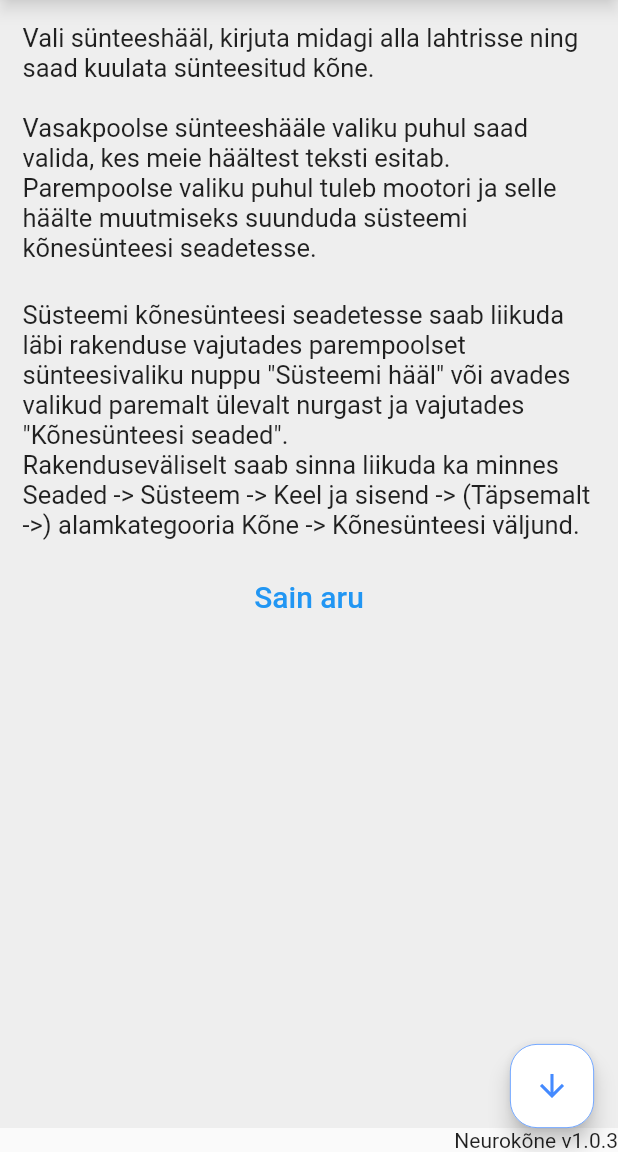
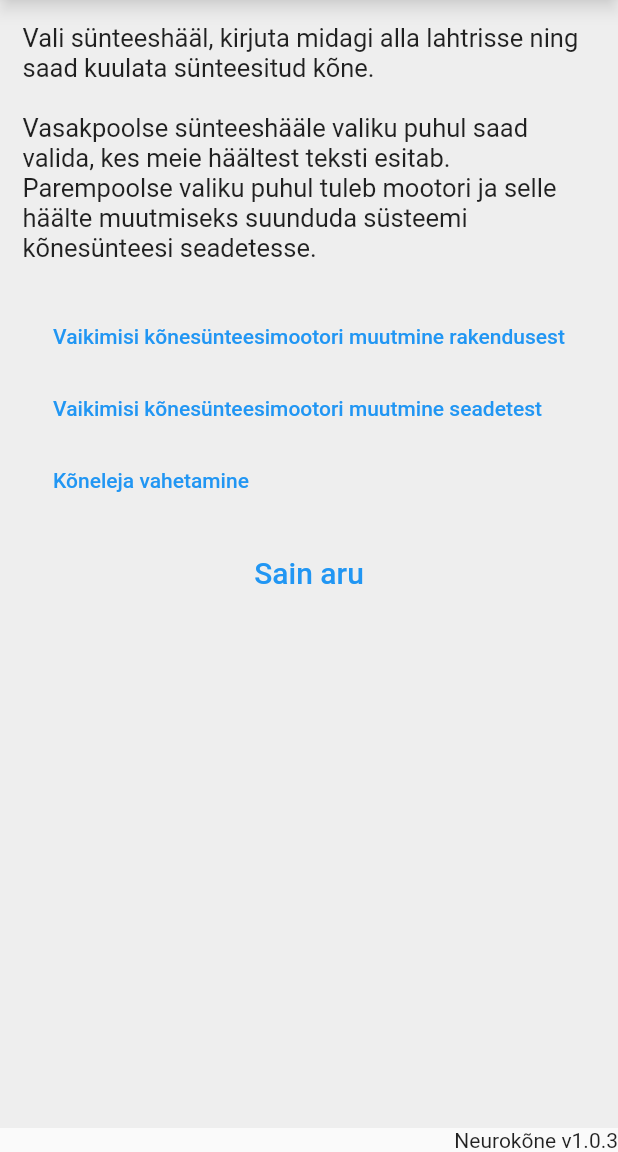
Before and after one commit to TartuNLP/neurokone_app, a Flutter app: the InstructionsPage screen opened by its route, on a phone screen of 412 x 824 dp, the part 84-1236 px from its top. Run offline on Flutter 3.47's test engine with Material 2 defaults, Android fonts, the phone set to English and light mode, and no system bars; our stand-ins replace audioplayers, flutter_svg, flutter_tts, fluttertoast, logger; missing offline and left inert: android_intent_plus, is_first_run, tflite_flutter, unorm_dart.

Commit message:
added android visual tutorials

```diff
--- a/lib/ui/instructions_page.dart
+++ b/lib/ui/instructions_page.dart
@@ -16,8 +16,9 @@ class InstructionsPage extends StatefulWidget {
 
 class _InstructionsPageState extends State<InstructionsPage> {
   final ScrollController _scrollController = ScrollController();
-  bool _showFab = true;
+  bool _showFab = false;
   Duration _animationDuration = Duration(milliseconds: 200);
+  AssetImage? _tutorialImage;
 
   @override
   Widget build(BuildContext context) {
@@ -54,13 +55,13 @@ class _InstructionsPageState extends State<InstructionsPage> {
 
   @override
   void initState() {
-    super.initState();
     _scrollController.addListener(() {
       setState(() {
         _showFab = !(_scrollController.position.maxScrollExtent ==
             _scrollController.position.pixels);
       });
     });
+    super.initState();
   }
 
   _introductionText() {
@@ -78,10 +79,48 @@ class _InstructionsPageState extends State<InstructionsPage> {
   }
 
   _androidInstructions() {
-    return Text(
-      Variables.langs[widget.lang]!['instructionTextAndroid']!,
-      style: TextStyle(fontSize: 17),
+    return Column(
+      crossAxisAlignment: CrossAxisAlignment.start,
+      children: [
+        _alertButton('enableEngineApp'),
+        _alertButton('enableEngineSettings'),
+        _alertButton('configureEngine')
+      ],
     );
+  }
+
+  _alertButton(String key) {
+    String gifPath = Variables.langs[widget.lang]![key]!;
+    String text = Variables.langs[widget.lang]![key + 'Text']!;
+    return TextButton(
+        onPressed: () {
+          Widget okButton = TextButton(
+              child: Text("OK"),
+              onPressed: () {
+                Navigator.of(context).pop();
+                _tutorialImage!.evict();
+              });
+          _tutorialImage = AssetImage(
+            gifPath,
+            //width: MediaQuery.of(context).size.width / 2,
+          );
+          AlertDialog popup = AlertDialog(
+            elevation: 24,
+            backgroundColor: Colors.transparent,
+            contentPadding: EdgeInsets.all(0),
+            content: Container(
+              child: Image(
+                image: _tutorialImage!,
+                width: MediaQuery.of(context).size.width / 2,
+              ),
+            ),
+            actionsPadding: EdgeInsets.all(0),
+            actions: [okButton],
+          );
+          showDialog(context: context, builder: (_) => popup)
+              .then((value) => _tutorialImage!.evict());
+        },
+        child: Text(text));
   }
 
   _proceedButton() {
--- a/lib/variables.dart
+++ b/lib/variables.dart
@@ -23,6 +23,13 @@ const Map<String, Map<String, String>> langs = {
         'Süsteemi kõnesünteesi seadetesse saab liikuda läbi rakenduse vajutades parempoolset sünteesivaliku nuppu "Süsteemi hääl" või avades valikud paremalt ülevalt nurgast ja vajutades "Kõnesünteesi seaded".\nRakenduseväliselt saab sinna liikuda ka minnes Seaded -> Süsteem -> Keel ja sisend -> (Täpsemalt ->) alamkategooria Kõne -> Kõnesünteesi väljund.',
     'instructionTextiOS':
         'Meie hääli saab süsteemi lisada vajutades parempoolset sünteesivaliku nuppu "Süsteemi hääl" ning seal vajutades tahetud häältele. Süsteemi vaikimisi kõnesünteesi häält saab muuta liikudes seadetesse:\nSettings -> Accessibility -> Spoken content -> Voices -> Language (-> Language variant) (-> Engine)\nning valides soovitud kõneleja.',
+    'enableEngineAppText': 'Vaikimisi kõnesünteesimootori muutmine rakendusest',
+    'enableEngineApp': 'assets/tutorials/muuda_mootor_rakendusest.gif',
+    'enableEngineSettingsText':
+        'Vaikimisi kõnesünteesimootori muutmine seadetest',
+    'enableEngineSettings': 'assets/tutorials/muuda_mootor.gif',
+    'configureEngineText': 'Kõneleja vahetamine',
+    'configureEngine': 'assets/tutorials/muuda_hääl.gif',
     'understood': 'Sain aru',
     'choose': 'Süsteemi hääl',
     'copy': 'Tekst kopeeritud!',
@@ -43,11 +50,19 @@ const Map<String, Map<String, String>> langs = {
     'back': 'Back',
     'instructions': 'Instructions',
     'introductionText':
-        'Choose a speech synthesis engine, write something into the textfield below and you can listen to synthesized speech.\n\nChoosing the left text-to-speech option, you can change the speaking voice from the dropdown that opens by tapping on the current voice. Choosing the right option, in order to change the default engine and its options, you will need to head to the system\'s text-to-speech settings.',
+        'Choose a synthesis engine, write something into the textfield below and you can listen to synthesized speech.\n\nChoosing the left text-to-speech option, you can change the speaking voice from its dropdown. Choosing the right option, in order to change the default engine and its options, you will need to head to the system\'s text-to-speech settings.',
     'instructionTextAndroid':
         'The system\'s text-to-speech settings can be opened through this app by tapping on the right synthesizer option button "System voice" or by opening the menu on the upper-right corner and tapping "Text-to-speech settings".\nTo access text-to-speech settings externally, go to Settings -> System -> Languages & input -> (Advanced ->) subcategory Speech -> Text-to-speech output.',
     'instructionTextiOS':
         'Our voices can be added to the system by tapping on the right synthesizer option button "System voice" and toggling the desired voices by tapping on them. The system text-to-speech voice can be changed by going to:\nSettings -> Accessibility -> Spoken content -> Voices -> Language (-> Language variant) (-> Engine)\nand tapping on the desired voice.',
+    'enableEngineAppText':
+        'Changing the system speech synthesis engine from the app',
+    'enableEngineApp': 'assets/tutorials/enable_engine_from_app.gif',
+    'enableEngineSettingsText':
+        'Changing the system speech synthesis engine from settings',
+    'enableEngineSettings': 'assets/tutorials/enable_engine.gif',
+    'configureEngineText': 'Changing the default speaker',
+    'configureEngine': 'assets/tutorials/configure_engine.gif',
     'understood': 'I understand',
     'choose': 'System voice',
     'copy': 'Text copied!',
--- a/pubspec.yaml
+++ b/pubspec.yaml
@@ -51,4 +51,5 @@ flutter:
 
   assets:
     - assets/icons_logos/
+    - assets/tutorials/
     - assets/
```
Also changed, not shown: assets/tutorials/configure_engine.gif (added), assets/tutorials/muuda_hääl.gif (added), 4 other files.
